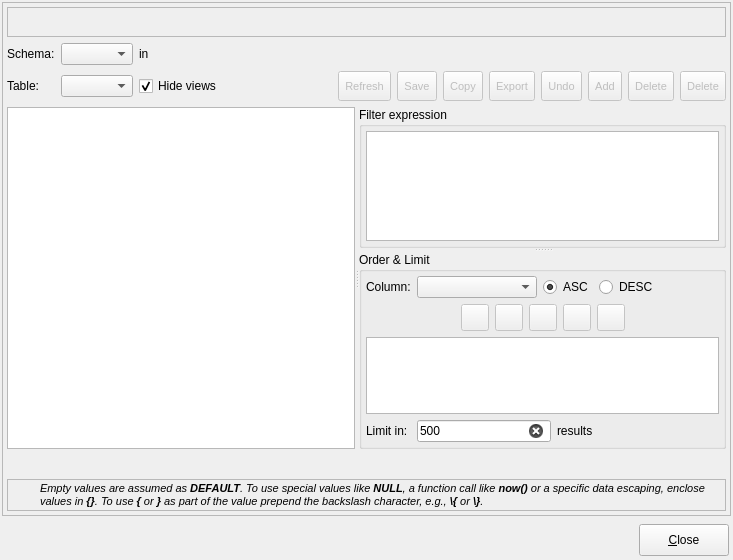
Old version of the form libpgmodeler_ui/ui/datamanipulationform.ui in the repository pgmodeler/pgmodeler.
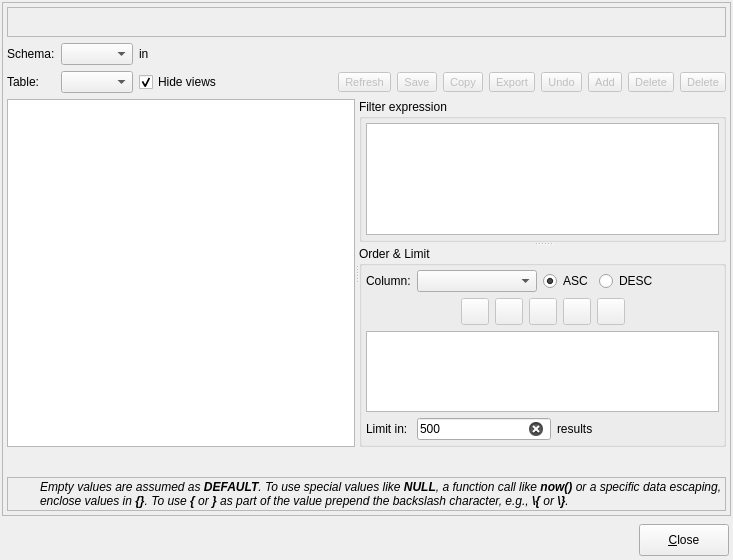
New version of the form. Icons and pictures are not drawn.

```diff
--- a/libpgmodeler_ui/ui/datamanipulationform.ui
+++ b/libpgmodeler_ui/ui/datamanipulationform.ui
@@ -319,7 +319,6 @@
            </property>
            <property name="font">
             <font>
-             <pointsize>8</pointsize>
              <weight>50</weight>
              <italic>true</italic>
              <bold>false</bold>
@@ -350,8 +349,8 @@
             </property>
             <property name="minimumSize">
              <size>
-              <width>30</width>
-              <height>30</height>
+              <width>0</width>
+              <height>0</height>
              </size>
             </property>
             <property name="font">
@@ -390,8 +389,8 @@
             </property>
             <property name="minimumSize">
              <size>
-              <width>30</width>
-              <height>30</height>
+              <width>0</width>
+              <height>0</height>
              </size>
             </property>
             <property name="font">
@@ -430,8 +429,8 @@
             </property>
             <property name="minimumSize">
              <size>
-              <width>30</width>
-              <height>30</height>
+              <width>0</width>
+              <height>0</height>
              </size>
             </property>
             <property name="font">
@@ -470,8 +469,8 @@
             </property>
             <property name="minimumSize">
              <size>
-              <width>30</width>
-              <height>30</height>
+              <width>0</width>
+              <height>0</height>
              </size>
             </property>
             <property name="font">
@@ -510,8 +509,8 @@
             </property>
             <property name="minimumSize">
              <size>
-              <width>30</width>
-              <height>30</height>
+              <width>0</width>
+              <height>0</height>
              </size>
             </property>
             <property name="font">
@@ -550,8 +549,8 @@
             </property>
             <property name="minimumSize">
              <size>
-              <width>30</width>
-              <height>30</height>
+              <width>0</width>
+              <height>0</height>
              </size>
             </property>
             <property name="font">
@@ -590,8 +589,8 @@
             </property>
             <property name="minimumSize">
              <size>
-              <width>30</width>
-              <height>30</height>
+              <width>0</width>
+              <height>0</height>
              </size>
             </property>
             <property name="font">
@@ -630,8 +629,8 @@
             </property>
             <property name="minimumSize">
              <size>
-              <width>30</width>
-              <height>30</height>
+              <width>0</width>
+              <height>0</height>
              </size>
             </property>
             <property name="font">
```
